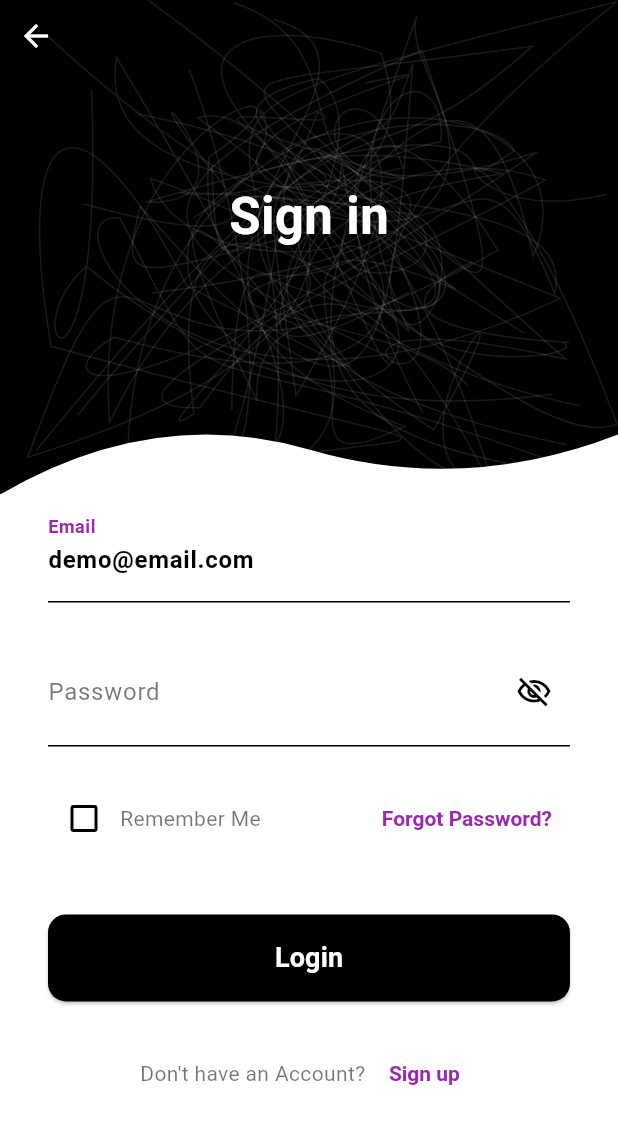
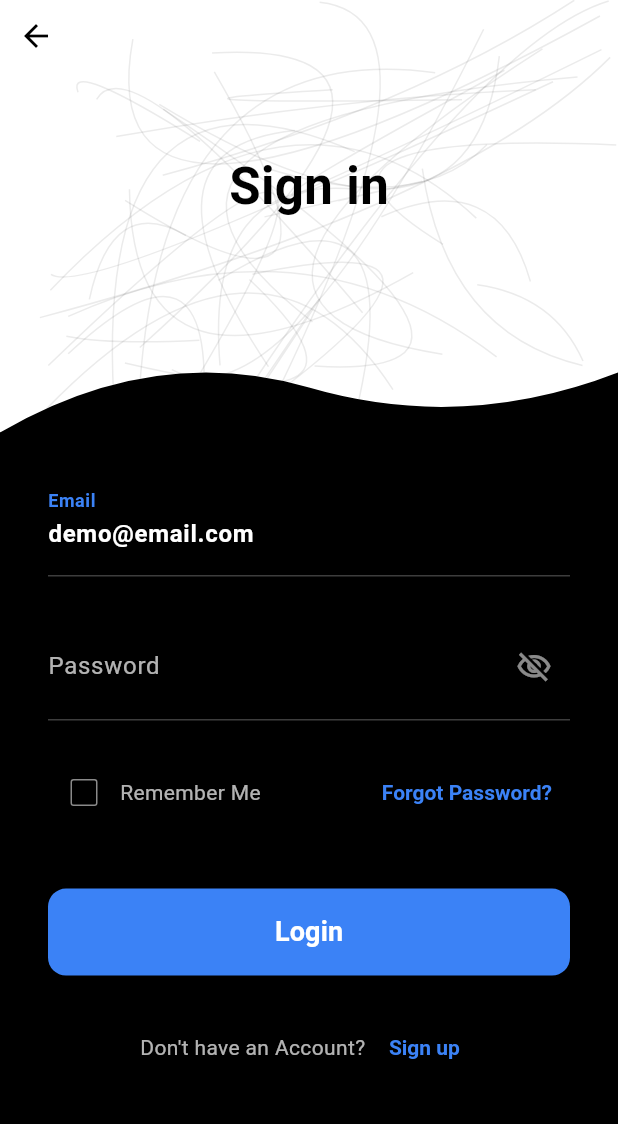
Before and after one commit to KaivalyaJoglekar/Reflectify, a Flutter app: the screen it shows after launch, after a tap on "Continue", on a phone screen of 412 x 824 dp. Shown: the top 1124 px of the screen. Run offline on Flutter 3.47's test engine with Material 3 defaults, Android fonts, the phone set to English and light mode, and no system bars; our stand-ins replace firebase_core, fl_chart, glass_kit, table_calendar; accounts and stored records are empty.

Commit message:
Final Login page UI

```diff
--- a/lib/main.dart
+++ b/lib/main.dart
@@ -10,7 +10,7 @@ class JournalApp extends StatelessWidget {
 
   @override
   Widget build(BuildContext context) {
-    const accentColor = Color(0xFF9C27B0); // A nice purple to match the arrow
+    const accentColor = Color(0xFF3B82F6); // A nice blue color
 
     return MaterialApp(
       title: 'Reflectify',
@@ -31,7 +31,10 @@ class JournalApp extends StatelessWidget {
         // UPDATED: Centralized style for all text form fields
         inputDecorationTheme: InputDecorationTheme(
           labelStyle: const TextStyle(color: Colors.black54),
-          floatingLabelStyle: TextStyle(color: accentColor, fontWeight: FontWeight.bold),
+          floatingLabelStyle: TextStyle(
+            color: accentColor,
+            fontWeight: FontWeight.bold,
+          ),
           hintStyle: TextStyle(color: Colors.grey[400]),
           contentPadding: const EdgeInsets.symmetric(vertical: 16.0),
           border: UnderlineInputBorder(
--- a/lib/screens/login_screen.dart
+++ b/lib/screens/login_screen.dart
@@ -17,21 +17,21 @@ class _LoginScreenState extends State<LoginScreen> {
   @override
   Widget build(BuildContext context) {
     final sampleUser = User(
-      name: 'Kaivalya Joglekar',
-      username: 'kaivalyajoglekar',
-      email: 'kaivalya.j@example.com',
-    );
+        name: 'Kaivalya Joglekar',
+        username: 'kaivalyajoglekar',
+        email: 'kaivalya.j@example.com');
 
     return Scaffold(
-      backgroundColor: Colors.white,
+      backgroundColor: Colors.black, // Form area is now black
       body: SingleChildScrollView(
         child: Column(
           children: [
-            // TOP PART: The dark header with the wave and "Sign In" text
+            // TOP PART: The white header with the abstract pattern
             ClipPath(
               clipper: BottomWaveClipper(),
               child: Container(
-                height: MediaQuery.of(context).size.height * 0.4,
+                // UPDATED: Height reduced to 35% to push the wave higher
+                height: MediaQuery.of(context).size.height * 0.35,
                 width: double.infinity,
                 child: TopographicBackground(
                   child: SafeArea(
@@ -40,25 +40,20 @@ class _LoginScreenState extends State<LoginScreen> {
                         Align(
                           alignment: Alignment.topLeft,
                           child: IconButton(
-                            icon: const Icon(
-                              Icons.arrow_back,
-                              color: Colors.white,
-                            ),
+                            icon: const Icon(Icons.arrow_back, color: Colors.black),
                             onPressed: () => Navigator.of(context).pop(),
                           ),
                         ),
                         const Align(
                           alignment: Alignment.center,
                           child: Padding(
-                            padding: EdgeInsets.only(
-                              bottom: 40.0,
-                            ), // Adjust to center vertically
+                            padding: EdgeInsets.only(bottom: 40.0),
                             child: Text(
                               'Sign in',
                               style: TextStyle(
                                 fontSize: 34,
                                 fontWeight: FontWeight.bold,
-                                color: Colors.white,
+                                color: Colors.black,
                               ),
                             ),
                           ),
@@ -70,32 +65,35 @@ class _LoginScreenState extends State<LoginScreen> {
               ),
             ),
 
-            // BOTTOM PART: The white form area
+            // BOTTOM PART: The black form area
             Padding(
-              padding: const EdgeInsets.symmetric(horizontal: 32.0),
+              padding: const EdgeInsets.fromLTRB(32.0, 24.0, 32.0, 0),
               child: Column(
                 children: [
                   TextFormField(
-                    decoration: const InputDecoration(labelText: 'Email'),
+                    decoration: InputDecoration(
+                      labelText: 'Email',
+                      labelStyle: const TextStyle(color: Colors.white70),
+                      enabledBorder: const UnderlineInputBorder(borderSide: BorderSide(color: Colors.white24)),
+                      focusedBorder: UnderlineInputBorder(borderSide: BorderSide(color: Theme.of(context).colorScheme.primary, width: 2)),
+                    ),
                     initialValue: 'demo@email.com',
-                    style: const TextStyle(
-                      color: Colors.black,
-                      fontWeight: FontWeight.bold,
-                    ),
+                    style: const TextStyle(color: Colors.white, fontWeight: FontWeight.bold),
                     keyboardType: TextInputType.emailAddress,
                   ),
                   const SizedBox(height: 24),
                   TextFormField(
                     obscureText: true,
-                    decoration: const InputDecoration(
+                    decoration: InputDecoration(
                       labelText: 'Password',
                       hintText: '••••••••••',
-                      suffixIcon: Icon(Icons.visibility_off_outlined),
+                      hintStyle: const TextStyle(color: Colors.white24),
+                      labelStyle: const TextStyle(color: Colors.white70),
+                      suffixIcon: const Icon(Icons.visibility_off_outlined, color: Colors.white54),
+                      enabledBorder: const UnderlineInputBorder(borderSide: BorderSide(color: Colors.white24)),
+                      focusedBorder: UnderlineInputBorder(borderSide: BorderSide(color: Theme.of(context).colorScheme.primary, width: 2)),
                     ),
-                    style: const TextStyle(
-                      color: Colors.black,
-                      fontWeight: FontWeight.bold,
-                    ),
+                    style: const TextStyle(color: Colors.white, fontWeight: FontWeight.bold),
                   ),
                   const SizedBox(height: 24),
                   Row(
@@ -105,14 +103,12 @@ class _LoginScreenState extends State<LoginScreen> {
                         children: [
                           Checkbox(
                             value: _rememberMe,
-                            onChanged: (value) =>
-                                setState(() => _rememberMe = value ?? false),
-                            activeColor: Colors.black,
+                            onChanged: (value) => setState(() => _rememberMe = value ?? false),
+                            activeColor: Theme.of(context).colorScheme.primary,
+                            checkColor: Colors.black,
+                            side: const BorderSide(color: Colors.white54),
                           ),
-                          const Text(
-                            'Remember Me',
-                            style: TextStyle(color: Colors.black54),
-                          ),
+                          const Text('Remember Me', style: TextStyle(color: Colors.white70)),
                         ],
                       ),
                       TextButton(
@@ -127,43 +123,25 @@ class _LoginScreenState extends State<LoginScreen> {
                     child: ElevatedButton(
                       onPressed: () {
                         Navigator.of(context).pushReplacement(
-                          MaterialPageRoute(
-                            builder: (_) => NavigationScreen(user: sampleUser),
-                          ),
-                        );
+                            MaterialPageRoute(builder: (_) => NavigationScreen(user: sampleUser)));
                       },
                       style: ElevatedButton.styleFrom(
-                        backgroundColor: Colors.black,
+                        backgroundColor: Theme.of(context).colorScheme.primary, // Blue button
                         foregroundColor: Colors.white,
                         padding: const EdgeInsets.symmetric(vertical: 16),
-                        shape: RoundedRectangleBorder(
-                          borderRadius: BorderRadius.circular(12),
-                        ),
+                        shape: RoundedRectangleBorder(borderRadius: BorderRadius.circular(12)),
                       ),
-                      child: const Text(
-                        'Login',
-                        style: TextStyle(
-                          fontSize: 18,
-                          fontWeight: FontWeight.bold,
-                        ),
-                      ),
+                      child: const Text('Login', style: TextStyle(fontSize: 18, fontWeight: FontWeight.bold)),
                     ),
                   ),
                   const SizedBox(height: 24),
                   Row(
                     mainAxisAlignment: MainAxisAlignment.center,
                     children: [
-                      const Text(
-                        "Don't have an Account? ",
-                        style: TextStyle(color: Colors.black54),
-                      ),
+                      const Text("Don't have an Account? ", style: TextStyle(color: Colors.white70)),
                       TextButton(
                         onPressed: () {
-                          Navigator.of(context).push(
-                            MaterialPageRoute(
-                              builder: (_) => const SignupScreen(),
-                            ),
-                          );
+                          Navigator.of(context).push(MaterialPageRoute(builder: (_) => const SignupScreen()));
                         },
                         child: const Text('Sign up'),
                       ),
--- a/lib/screens/splash_screen.dart
+++ b/lib/screens/splash_screen.dart
@@ -1,28 +1,30 @@
 import 'package:flutter/material.dart';
 import 'package:reflectify/screens/login_screen.dart';
 import 'package:reflectify/widgets/topographic_background.dart';
-import 'package:reflectify/widgets/bottom_wave_clipper.dart'; // Import the new clipper
+import 'package:reflectify/widgets/bottom_wave_clipper.dart';
 
 class SplashScreen extends StatelessWidget {
   const SplashScreen({Key? key}) : super(key: key);
 
   @override
   Widget build(BuildContext context) {
+    // The main background is now black
     return Scaffold(
-      backgroundColor: Colors.white,
+      backgroundColor: Colors.black,
       body: Column(
         children: [
-          // TOP PART: The dark header with the topographic pattern and wave
+          // TOP PART: The white header with the new abstract pattern
           ClipPath(
             clipper: BottomWaveClipper(),
-            child: Container(
-              height: MediaQuery.of(context).size.height * 0.55, // Takes up 55% of the screen
+            child: SizedBox(
+              // UPDATED: Height is reduced to 45% to push the wave higher
+              height: MediaQuery.of(context).size.height * 0.45,
               width: double.infinity,
               child: const TopographicBackground(child: SizedBox.shrink()),
             ),
           ),
 
-          // BOTTOM PART: The white area with the text and button
+          // BOTTOM PART: The black area with white text
           Expanded(
             child: Container(
               padding: const EdgeInsets.symmetric(horizontal: 32.0),
@@ -34,7 +36,7 @@ class SplashScreen extends StatelessWidget {
                     style: TextStyle(
                       fontSize: 34,
                       fontWeight: FontWeight.bold,
-                      color: Colors.black,
+                      color: Colors.white,
                     ),
                   ),
                   const SizedBox(height: 16),
@@ -42,7 +44,7 @@ class SplashScreen extends StatelessWidget {
                     'Your daily journal guide',
                     style: TextStyle(
                       fontSize: 18,
-                      color: Colors.grey[600],
+                      color: Colors.grey[400],
                       height: 1.5,
                     ),
                   ),
@@ -58,14 +60,13 @@ class SplashScreen extends StatelessWidget {
                             MaterialPageRoute(builder: (context) => const LoginScreen()),
                           );
                         },
+                        style: TextButton.styleFrom(foregroundColor: Colors.white70),
                         child: Row(
                           mainAxisSize: MainAxisSize.min,
                           children: [
-                            Text(
-                              'Continue',
-                              style: TextStyle(fontSize: 18, color: Colors.grey[800]),
-                            ),
+                            const Text('Continue', style: TextStyle(fontSize: 18)),
                             const SizedBox(width: 8),
+                            // The arrow icon will now be blue
                             Icon(
                               Icons.arrow_forward,
                               color: Theme.of(context).colorScheme.primary,
--- a/lib/widgets/topographic_background.dart
+++ b/lib/widgets/topographic_background.dart
@@ -3,19 +3,20 @@ import 'package:flutter/material.dart';
 
 class TopographicBackground extends StatelessWidget {
   final Widget child;
-
   const TopographicBackground({Key? key, required this.child})
     : super(key: key);
 
   @override
   Widget build(BuildContext context) {
     return Container(
-      color: Colors.black, // The base color of the screen is black
+      // The base color is now white
+      color: Colors.white,
       child: Stack(
         children: [
-          // This CustomPaint widget draws the lines in the background
-          CustomPaint(size: Size.infinite, painter: BackgroundPainter()),
-          // Your screen's content (the child widget) goes on top of the background
+          CustomPaint(
+            size: Size.infinite,
+            painter: AbstractPainter(), // Use the new abstract painter
+          ),
           child,
         ],
       ),
@@ -23,60 +24,49 @@ class TopographicBackground extends StatelessWidget {
   }
 }
 
-// This class handles the actual drawing of the wavy lines
-class BackgroundPainter extends CustomPainter {
+// NEW: This painter creates a random, abstract scribble pattern
+class AbstractPainter extends CustomPainter {
   @override
   void paint(Canvas canvas, Size size) {
     final paint = Paint()
-      ..color = Colors.white
-          .withOpacity(0.1) // Lines are semi-transparent white
+      // Lines are a very subtle black to not be distracting
+      ..color = Colors.black.withOpacity(0.08)
       ..style = PaintingStyle.stroke
       ..strokeWidth = 1.0;
 
-    // Using a seed for Random ensures the pattern is the same every time
-    final random = Random(123);
+    final random = Random();
 
-    // Draw 15 complex, wavy lines across the screen
-    for (int i = 0; i < 15; i++) {
-      final path = Path();
-
-      // Start the line at a random point
-      final startPoint = Offset(
+    // Draw 40 short, random curves to create an abstract texture
+    for (int i = 0; i < 40; i++) {
+      var path = Path();
+      var startPoint = Offset(
         random.nextDouble() * size.width,
         random.nextDouble() * size.height,
       );
       path.moveTo(startPoint.dx, startPoint.dy);
 
-      // Add a few curved segments to make the line wavy and organic
-      for (int j = 0; j < 5; j++) {
-        final controlPoint1 = Offset(
+      var controlPoint = Offset(
         random.nextDouble() * size.width,
         random.nextDouble() * size.height,
       );
-        final controlPoint2 = Offset(
+      var endPoint = Offset(
         random.nextDouble() * size.width,
         random.nextDouble() * size.height,
       );
-        final endPoint = Offset(
-          random.nextDouble() * size.width,
-          random.nextDouble() * size.height,
-        );
-        path.cubicTo(
-          controlPoint1.dx,
-          controlPoint1.dy,
-          controlPoint2.dx,
-          controlPoint2.dy,
+
+      path.quadraticBezierTo(
+        controlPoint.dx,
+        controlPoint.dy,
         endPoint.dx,
         endPoint.dy,
       );
-      }
+
       canvas.drawPath(path, paint);
     }
   }
 
   @override
   bool shouldRepaint(covariant CustomPainter oldDelegate) {
-    // The background doesn't need to change, so this is false
     return false;
   }
 }
```
Also changed, not shown: lib/screens/signup_screen.dart (+86 -21 lines). Lines whose indentation alone changed are shown as unchanged.
